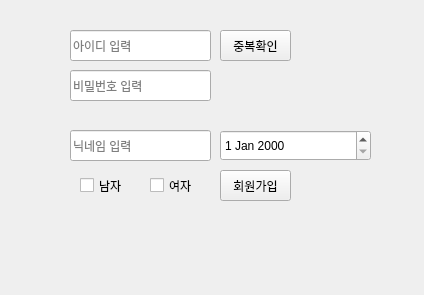
YooSungSoo/MeEither, file SignUpWindow.ui: the form before one commit.
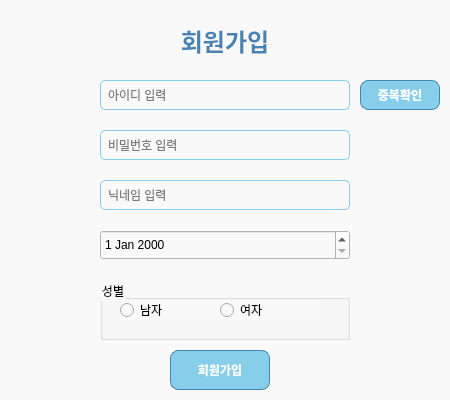
The form after the commit.

```diff
--- a/SignUpWindow.ui
+++ b/SignUpWindow.ui
@@ -6,33 +6,99 @@
    <rect>
     <x>0</x>
     <y>0</y>
-    <width>424</width>
-    <height>295</height>
+    <width>450</width>
+    <height>400</height>
    </rect>
   </property>
   <property name="windowTitle">
    <string>회원가입</string>
   </property>
+  <property name="styleSheet">
+   <string>
+    QWidget {
+        background-color: #f9f9f9;
+        font-family: Arial, sans-serif;
+    }
+    QPushButton {
+        background-color: #87ceeb;
+        border: 1px solid #4682b4;
+        border-radius: 8px;
+        color: white;
+        font-weight: bold;
+        padding: 5px 10px;
+    }
+    QPushButton:hover {
+        background-color: #4682b4;
+    }
+    QLineEdit {
+        border: 1px solid #87ceeb;
+        border-radius: 5px;
+        padding: 5px;
+    }
+    QLabel {
+        font-size: 12px;
+        color: #666666;
+    }
+   </string>
+  </property>
+  <widget class="QLabel" name="headerLabel">
+   <property name="geometry">
+    <rect>
+     <x>100</x>
+     <y>20</y>
+     <width>250</width>
+     <height>40</height>
+    </rect>
+   </property>
+   <property name="styleSheet">
+    <string>
+     QLabel {
+         font-size: 24px;
+         font-weight: bold;
+         color: #4682b4;
+     }
+    </string>
+   </property>
+   <property name="text">
+    <string>회원가입</string>
+   </property>
+   <property name="alignment">
+    <set>Qt::AlignmentFlag::AlignCenter</set>
+   </property>
+  </widget>
   <widget class="QLineEdit" name="usernameLineEdit">
    <property name="geometry">
     <rect>
-     <x>70</x>
-     <y>30</y>
-     <width>141</width>
-     <height>31</height>
+     <x>100</x>
+     <y>80</y>
+     <width>250</width>
+     <height>30</height>
     </rect>
    </property>
    <property name="placeholderText">
     <string>아이디 입력</string>
    </property>
   </widget>
+  <widget class="QPushButton" name="conform">
+   <property name="geometry">
+    <rect>
+     <x>360</x>
+     <y>80</y>
+     <width>80</width>
+     <height>30</height>
+    </rect>
+   </property>
+   <property name="text">
+    <string>중복확인</string>
+   </property>
+  </widget>
   <widget class="QLineEdit" name="passwordLineEdit">
    <property name="geometry">
     <rect>
-     <x>70</x>
-     <y>70</y>
-     <width>141</width>
-     <height>31</height>
+     <x>100</x>
+     <y>130</y>
+     <width>250</width>
+     <height>30</height>
     </rect>
    </property>
    <property name="echoMode">
@@ -42,82 +108,79 @@
     <string>비밀번호 입력</string>
    </property>
   </widget>
-  <widget class="QPushButton" name="signUpButton">
-   <property name="geometry">
-    <rect>
-     <x>220</x>
-     <y>170</y>
-     <width>71</width>
-     <height>31</height>
-    </rect>
-   </property>
-   <property name="text">
-    <string>회원가입</string>
-   </property>
-  </widget>
   <widget class="QLineEdit" name="nickName">
    <property name="geometry">
     <rect>
-     <x>70</x>
-     <y>130</y>
-     <width>141</width>
-     <height>31</height>
+     <x>100</x>
+     <y>180</y>
+     <width>250</width>
+     <height>30</height>
     </rect>
    </property>
-   <property name="text">
-    <string/>
-   </property>
    <property name="placeholderText">
     <string>닉네임 입력</string>
    </property>
   </widget>
-  <widget class="QCheckBox" name="checkBoxM">
-   <property name="geometry">
-    <rect>
-     <x>80</x>
-     <y>170</y>
-     <width>51</width>
-     <height>31</height>
-    </rect>
-   </property>
-   <property name="text">
-    <string>남자</string>
-   </property>
-  </widget>
-  <widget class="QCheckBox" name="checkBoxF">
-   <property name="geometry">
-    <rect>
-     <x>150</x>
-     <y>170</y>
-     <width>51</width>
-     <height>31</height>
-    </rect>
-   </property>
-   <property name="text">
-    <string>여자</string>
-   </property>
-  </widget>
   <widget class="QDateEdit" name="birthDateEdit">
    <property name="geometry">
     <rect>
-     <x>220</x>
-     <y>130</y>
-     <width>151</width>
-     <height>31</height>
+     <x>100</x>
+     <y>230</y>
+     <width>250</width>
+     <height>30</height>
     </rect>
    </property>
   </widget>
-  <widget class="QPushButton" name="conform">
+  <widget class="QGroupBox" name="genderGroupBox">
    <property name="geometry">
     <rect>
-     <x>220</x>
-     <y>30</y>
-     <width>71</width>
-     <height>31</height>
+     <x>100</x>
+     <y>280</y>
+     <width>250</width>
+     <height>60</height>
+    </rect>
+   </property>
+   <property name="title">
+    <string>성별</string>
+   </property>
+   <widget class="QRadioButton" name="checkBoxM">
+    <property name="geometry">
+     <rect>
+      <x>20</x>
+      <y>20</y>
+      <width>100</width>
+      <height>20</height>
+     </rect>
+    </property>
+    <property name="text">
+     <string>남자</string>
+    </property>
+   </widget>
+   <widget class="QRadioButton" name="checkBoxF">
+    <property name="geometry">
+     <rect>
+      <x>120</x>
+      <y>20</y>
+      <width>100</width>
+      <height>20</height>
+     </rect>
+    </property>
+    <property name="text">
+     <string>여자</string>
+    </property>
+   </widget>
+  </widget>
+  <widget class="QPushButton" name="signUpButton">
+   <property name="geometry">
+    <rect>
+     <x>170</x>
+     <y>350</y>
+     <width>100</width>
+     <height>40</height>
     </rect>
    </property>
    <property name="text">
-    <string>중복확인</string>
+    <string>회원가입</string>
    </property>
   </widget>
  </widget>
```
